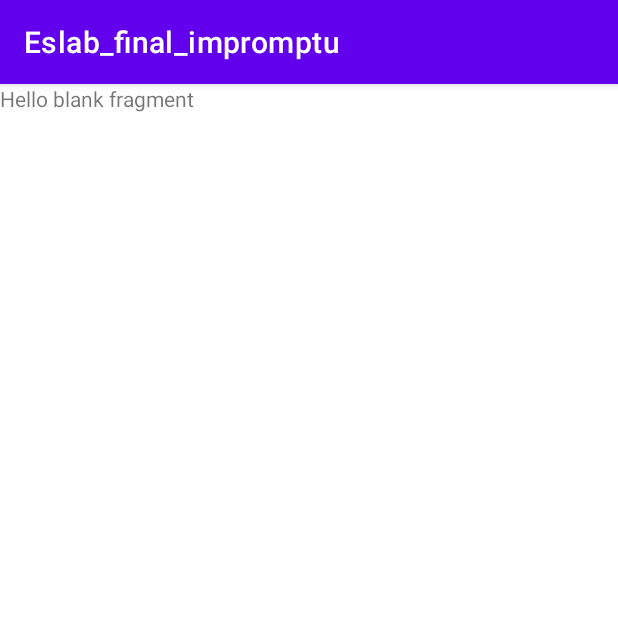
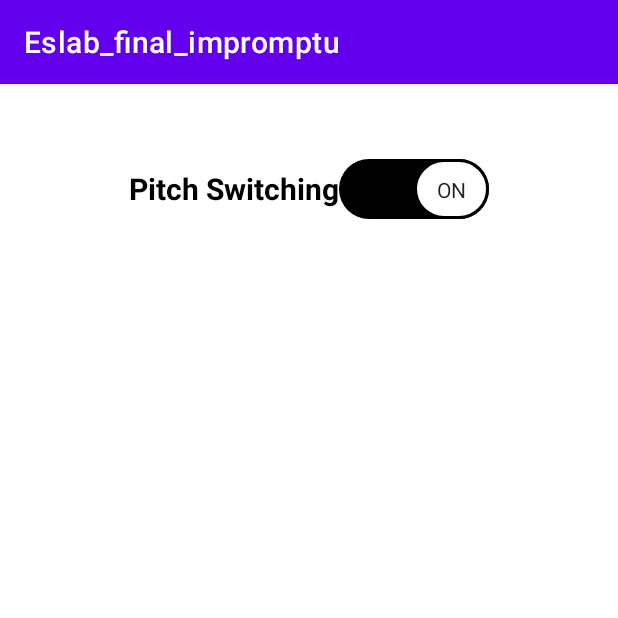
Before and after one commit to Hsiao-Chien-Ti/Impromptu, an Android app: the fragment SettingFragment shown on its own in the app's theme, on a phone screen of 412 x 824 dp, the top half of it. Run offline under Robolectric (Android 15) with nearby library versions, the phone set to English and light mode, and no system bars; network calls fail.

Commit message:
add settings

```diff
--- a/Eslab_final_impromptu/app/src/main/java/com/example/eslab_final_impromptu/DetailFragment.kt
+++ b/Eslab_final_impromptu/app/src/main/java/com/example/eslab_final_impromptu/DetailFragment.kt
@@ -17,6 +17,8 @@ import androidx.core.content.ContextCompat
 import androidx.fragment.app.Fragment
 import androidx.navigation.fragment.findNavController
 import androidx.navigation.ui.AppBarConfiguration
+import com.example.eslab_final_impromptu.SettingVariables.note
+import com.example.eslab_final_impromptu.SettingVariables.row
 import com.example.eslab_final_impromptu.databinding.FragmentDetailBinding
 import java.io.IOException
 import java.time.LocalDateTime
@@ -74,6 +76,10 @@ class DetailFragment : Fragment() {
 
     override fun onViewCreated(view: View, savedInstanceState: Bundle?) {
         super.onViewCreated(view, savedInstanceState)
+        binding.nowPlaying.text="Now Playing\n"+note[row]
+        if(!SettingVariables.instanceExist)
+        {
+            SettingVariables.instanceExist=true
             Thread {
                 var sound0=arrayOf(soundPool.load(requireContext(), R.raw.c0, 1),soundPool.load(requireContext(), R.raw.d0, 1),soundPool.load(requireContext(), R.raw.e0, 1),soundPool.load(requireContext(), R.raw.f0, 1),soundPool.load(requireContext(), R.raw.g0, 1))
                 var sound1=arrayOf(soundPool.load(requireContext(), R.raw.a0, 1),soundPool.load(requireContext(), R.raw.b0, 1),soundPool.load(requireContext(), R.raw.c1, 1),soundPool.load(requireContext(), R.raw.d1, 1),soundPool.load(requireContext(), R.raw.e1, 1))
@@ -83,10 +89,9 @@ class DetailFragment : Fragment() {
 //            var sound5=arrayOf(soundPool.load(requireContext(), R.raw.c_2, 1),soundPool.load(requireContext(), R.raw.c_2, 1),soundPool.load(requireContext(), R.raw.d_2, 1),soundPool.load(requireContext(), R.raw.e_2, 1),soundPool.load(requireContext(), R.raw.f_2, 1))
                 var sound= arrayOf(sound4,sound3,sound0,sound1,sound2)
 //            var sound= arrayOf(sound0)
-            var row=2
+                row=2
 //
                 var prevData="0 0 0 0 0 0 0"
-            val note= arrayOf("G1 A1 B1 C2 D2","E2 F2 G2 A3 B3","C3 D3 E3 F3 G3","A3 B3 C4 D4 E4","F4 G4 A4 B4 C5")
                 runOnUiThread{
                     binding.nowPlaying.text="Now Playing\n"+note[row]
                 }
@@ -109,7 +114,7 @@ class DetailFragment : Fragment() {
                             soundPool.stop(sound[row][i/2])
                         }
                     }
-                if(data.length>1) {
+                    if(data.length>1&&SettingVariables.pitchSwitching) {
                         if(data[10]=='1'&&row<4)
                         {
                             row += 1
@@ -130,10 +135,16 @@ class DetailFragment : Fragment() {
 //
 
                 }}.start()
+        }
+
         binding.settings.setOnClickListener {
+            val action =
+                DetailFragmentDirections.actionDetailFragmentToSettingFragment()
+            this.findNavController().navigate(action)
         }
         binding.disconnect.setOnClickListener {
             socketConnect=false
+            SettingVariables.instanceExist=false
             SocketHandler.closeConnection()
             val action =
                 DetailFragmentDirections.actionDetailFragmentToHomeFragment()
--- a/Eslab_final_impromptu/app/src/main/java/com/example/eslab_final_impromptu/SettingFragment.kt
+++ b/Eslab_final_impromptu/app/src/main/java/com/example/eslab_final_impromptu/SettingFragment.kt
@@ -1,59 +1,37 @@
 package com.example.eslab_final_impromptu
 
 import android.os.Bundle
-import androidx.fragment.app.Fragment
 import android.view.LayoutInflater
 import android.view.View
 import android.view.ViewGroup
+import android.widget.CompoundButton
+import androidx.fragment.app.Fragment
+import com.example.eslab_final_impromptu.databinding.FragmentSettingBinding
 
-// TODO: Rename parameter arguments, choose names that match
-// the fragment initialization parameters, e.g. ARG_ITEM_NUMBER
-private const val ARG_PARAM1 = "param1"
-private const val ARG_PARAM2 = "param2"
 
-/**
- * A simple [Fragment] subclass.
- * Use the [SettingFragment.newInstance] factory method to
- * create an instance of this fragment.
- */
 class SettingFragment : Fragment() {
-    // TODO: Rename and change types of parameters
-    private var param1: String? = null
-    private var param2: String? = null
-
+    private var _binding: FragmentSettingBinding? = null
+    private val binding get() = _binding!!
     override fun onCreate(savedInstanceState: Bundle?) {
         super.onCreate(savedInstanceState)
-        arguments?.let {
-            param1 = it.getString(ARG_PARAM1)
-            param2 = it.getString(ARG_PARAM2)
-        }
     }
 
     override fun onCreateView(
-        inflater: LayoutInflater, container: ViewGroup?,
+        inflater: LayoutInflater,
+        container: ViewGroup?,
         savedInstanceState: Bundle?
     ): View? {
-        // Inflate the layout for this fragment
-        return inflater.inflate(R.layout.fragment_setting, container, false)
+        _binding = FragmentSettingBinding.inflate(inflater, container, false)
+        return binding.root
     }
 
-    companion object {
-        /**
-         * Use this factory method to create a new instance of
-         * this fragment using the provided parameters.
-         *
-         * @param param1 Parameter 1.
-         * @param param2 Parameter 2.
-         * @return A new instance of fragment SettingFragment.
-         */
-        // TODO: Rename and change types and number of parameters
-        @JvmStatic
-        fun newInstance(param1: String, param2: String) =
-            SettingFragment().apply {
-                arguments = Bundle().apply {
-                    putString(ARG_PARAM1, param1)
-                    putString(ARG_PARAM2, param2)
-                }
-            }
+    override fun onViewCreated(view: View, savedInstanceState: Bundle?) {
+        super.onViewCreated(view, savedInstanceState)
+        binding.pitchSwitch.isChecked=SettingVariables.pitchSwitching
+        binding.pitchSwitch.setOnCheckedChangeListener(CompoundButton.OnCheckedChangeListener { buttonView, isChecked ->
+            // do something, the isChecked will be
+            // true if the switch is in the On position
+            SettingVariables.pitchSwitching=isChecked
+        })
     }
 }
--- /dev/null
+++ b/Eslab_final_impromptu/app/src/main/java/com/example/eslab_final_impromptu/SettingVariables.kt
@@ -0,0 +1,11 @@
+package com.example.eslab_final_impromptu
+
+object SettingVariables {
+    @Volatile
+    var pitchSwitching=true
+    @Volatile
+    var instanceExist=false
+    @Volatile
+    var row=2
+    val note= arrayOf("G1 A1 B1 C2 D2","E2 F2 G2 A3 B3","C3 D3 E3 F3 G3","A3 B3 C4 D4 E4","F4 G4 A4 B4 C5")
+}
--- a/Eslab_final_impromptu/app/src/main/java/com/example/eslab_final_impromptu/SocketHandler.kt
+++ b/Eslab_final_impromptu/app/src/main/java/com/example/eslab_final_impromptu/SocketHandler.kt
@@ -23,8 +23,6 @@ object SocketHandler {
     lateinit var client:Socket
     @Volatile
     private var connectionState=false
-    @Volatile
-    private var pitchSwitching=true
     @Synchronized
     fun setSocket() {
         try {
--- /dev/null
+++ b/Eslab_final_impromptu/app/src/main/res/drawable/switchthumb.xml
@@ -0,0 +1,26 @@
+<?xml version="1.0" encoding="utf-8"?>
+<selector xmlns:android="http://schemas.android.com/apk/res/android">
+
+    <item android:state_checked="true">
+
+        <shape android:shape="rectangle">
+            <solid android:color="#ffffff"/>
+            <size android:height="40dp"
+                android:width="50dp"/>
+            <corners android:radius="40dp"/>
+            <stroke android:width="2dp"
+                android:color="@color/black"/>
+        </shape>
+    </item>
+    <item android:state_checked="false">
+
+        <shape android:shape="rectangle">
+            <solid android:color="#ffffff"/>
+            <size android:height="40dp"
+                android:width="50dp"/>
+            <corners android:radius="40dp"/>
+            <stroke android:width="2dp"
+                android:color="#cdcdcd"/>
+        </shape>
+    </item>
+</selector>
--- /dev/null
+++ b/Eslab_final_impromptu/app/src/main/res/drawable/switchtrack.xml
@@ -0,0 +1,19 @@
+<?xml version="1.0" encoding="utf-8"?>
+<selector xmlns:android="http://schemas.android.com/apk/res/android">
+
+    <item android:state_checked="true">
+
+        <shape android:shape="rectangle">
+            <solid android:color="@color/black"/>
+            <corners android:radius="200dp"/>
+        </shape>
+    </item>
+    <item android:state_checked="false">
+
+        <shape android:shape="rectangle">
+            <solid android:color="#cdcdcd"/>
+            <corners android:radius="200dp"/>
+        </shape>
+    </item>
+
+</selector>
--- a/Eslab_final_impromptu/app/src/main/res/layout/fragment_setting.xml
+++ b/Eslab_final_impromptu/app/src/main/res/layout/fragment_setting.xml
@@ -6,9 +6,19 @@
     tools:context=".SettingFragment">
 
     <!-- TODO: Update blank fragment layout -->
-    <TextView
-        android:layout_width="match_parent"
-        android:layout_height="match_parent"
-        android:text="@string/hello_blank_fragment" />
+    <Switch
+        android:id="@+id/pitchSwitch"
+        android:layout_width="wrap_content"
+        android:layout_height="wrap_content"
+        android:layout_marginTop="50dp"
+        android:layout_gravity="center_horizontal"
+        android:showText="true"
+        android:text="@string/pitchSwitching"
+        android:textOff="@string/off"
+        android:textOn="@string/on"
+        android:textSize="20dp"
+        android:textStyle="bold"
+        android:thumb="@drawable/switchthumb"
+        android:track="@drawable/switchtrack" />
 
 </FrameLayout>
--- a/Eslab_final_impromptu/app/src/main/res/values/strings.xml
+++ b/Eslab_final_impromptu/app/src/main/res/values/strings.xml
@@ -7,4 +7,7 @@
     <string name="record">Record</string>
     <string name="settings">Settings</string>
     <string name="nowPlaying">Now Playing:</string>
+    <string name="pitchSwitching">Pitch Switching</string>
+    <string name="on">On</string>
+    <string name="off">Off</string>
 </resources>
```
Lines whose indentation alone changed are shown as unchanged.
